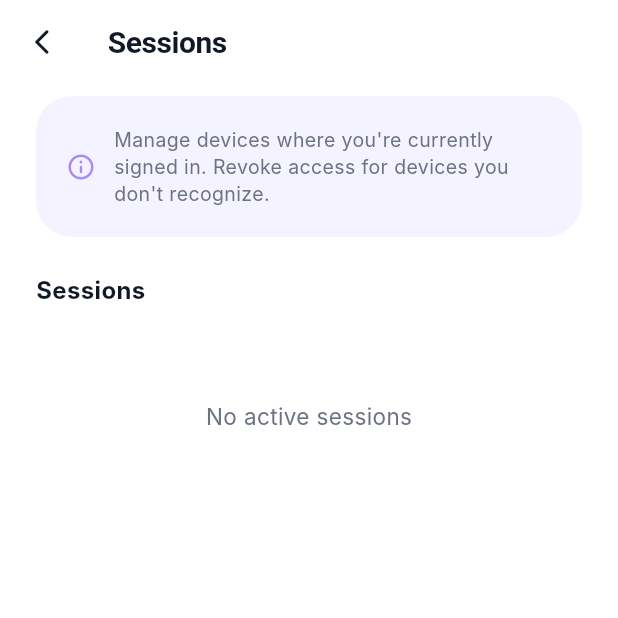
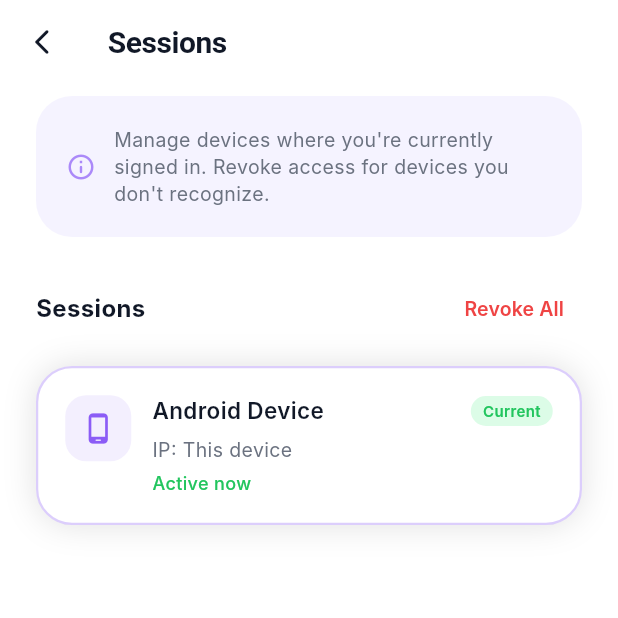
Before and after one commit to ShadowForge2/Apex_Housing, a Flutter app: the SessionsScreen screen opened directly, on a phone screen of 412 x 824 dp, the top half of it. Run offline on Flutter 3.47's test engine with Material 3 defaults, Android fonts, the phone set to English and light mode, and no system bars; our stand-ins replace app_links, dio, flutter_map, flutter_secure_storage, geolocator, google_fonts and 7 more; accounts and stored records are empty; network calls fail; Roboto replaces fonts that are missing (Inter).

Commit message:
fix: sessions screen shows current device even when API fails, clipboard copy for user ID

```diff
--- a/frontend/user-app/lib/screens/profile/sessions_screen.dart
+++ b/frontend/user-app/lib/screens/profile/sessions_screen.dart
@@ -1,9 +1,12 @@
+import 'dart:io';
+import 'package:flutter/foundation.dart';
 import 'package:flutter/material.dart';
 import '../../theme/app_colors.dart';
 import '../../widgets/apex_loading.dart';
 import '../../theme/theme_colors.dart';
 import '../../widgets/loading_overlay.dart';
 import '../../services/user_service.dart';
+import '../../services/token_storage.dart';
 
 class SessionsScreen extends StatefulWidget {
   const SessionsScreen({super.key});
@@ -15,6 +18,7 @@ class SessionsScreen extends StatefulWidget {
 class _SessionsScreenState extends State<SessionsScreen> {
   List<SessionModel> _sessions = [];
   bool _loading = true;
+  String _currentSessionId = '';
 
   @override
   void initState() {
@@ -22,12 +26,44 @@ class _SessionsScreenState extends State<SessionsScreen> {
     _loadSessions();
   }
 
+  String _currentDeviceName() {
+    if (kIsWeb) return 'Web Browser';
+    if (Platform.isAndroid) return 'Android Device';
+    if (Platform.isIOS) return 'iPhone';
+    if (Platform.isWindows) return 'Windows PC';
+    if (Platform.isMacOS) return 'Mac';
+    if (Platform.isLinux) return 'Linux PC';
+    return 'Unknown Device';
+  }
+
   Future<void> _loadSessions() async {
+    final currentId = await TokenStorage().getRefreshToken() ?? '';
+    _currentSessionId = currentId;
     try {
       final sessions = await UserService().listMySessions();
-      if (mounted) setState(() { _sessions = sessions; _loading = false; });
+      if (sessions.isEmpty) {
+        _sessions = [
+          SessionModel(
+            id: 'current',
+            ipAddress: 'This device',
+            userAgent: _currentDeviceName(),
+            createdAt: DateTime.now().toIso8601String(),
+          ),
+        ];
+      } else {
+        _sessions = sessions;
+      }
+      if (mounted) setState(() { _loading = false; });
     } catch (_) {
-      if (mounted) setState(() => _loading = false);
+      _sessions = [
+        SessionModel(
+          id: 'current',
+          ipAddress: 'This device',
+          userAgent: _currentDeviceName(),
+          createdAt: DateTime.now().toIso8601String(),
+        ),
+      ];
+      if (mounted) setState(() { _loading = false; });
     }
   }
 
```
